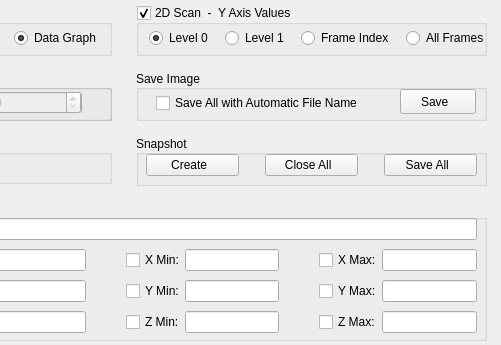
The window that slsDetectorGui/forms/form_tab_plot.ui (slsdetectorgroup/slsDetectorPackage) describes before a commit, drawn with Qt 5; both pictures show x 274 to 775 and y 0 to 345 of the 775 by 345 pixel window.
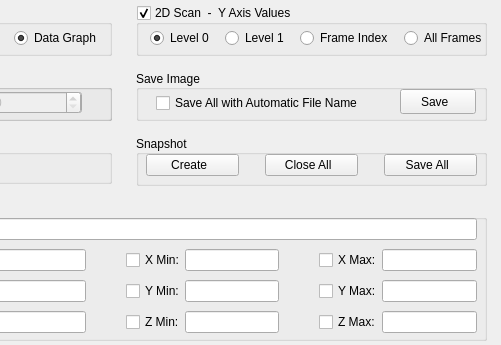
The same window after the commit. Icons and pictures are not drawn.

What changed in the file:
```diff
--- a/slsDetectorGui/forms/form_tab_plot.ui
+++ b/slsDetectorGui/forms/form_tab_plot.ui
@@ -1250,7 +1250,7 @@
      <rect>
       <x>10</x>
       <y>20</y>
-      <width>348</width>
+      <width>346</width>
       <height>26</height>
      </rect>
     </property>
@@ -1284,7 +1284,7 @@
        </property>
        <property name="sizeHint" stdset="0">
         <size>
-         <width>9</width>
+         <width>7</width>
          <height>10</height>
         </size>
        </property>
@@ -1313,7 +1313,7 @@
        </property>
        <property name="sizeHint" stdset="0">
         <size>
-         <width>9</width>
+         <width>7</width>
          <height>10</height>
         </size>
        </property>
@@ -1342,7 +1342,7 @@
        </property>
        <property name="sizeHint" stdset="0">
         <size>
-         <width>9</width>
+         <width>7</width>
          <height>10</height>
         </size>
        </property>
```
